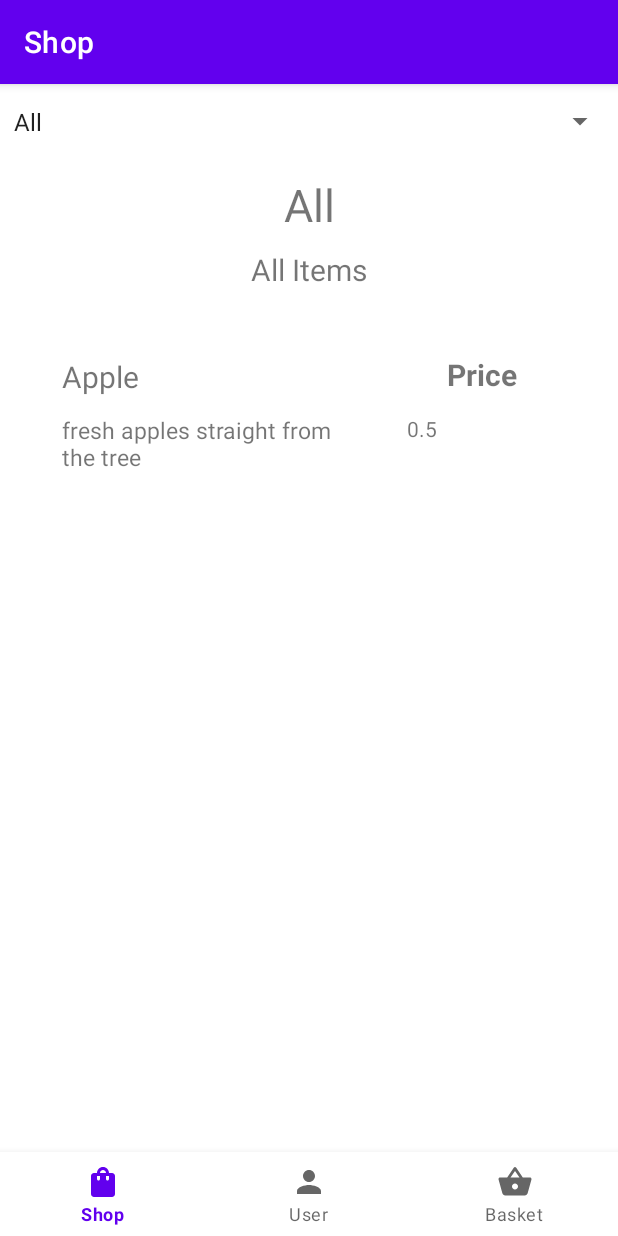
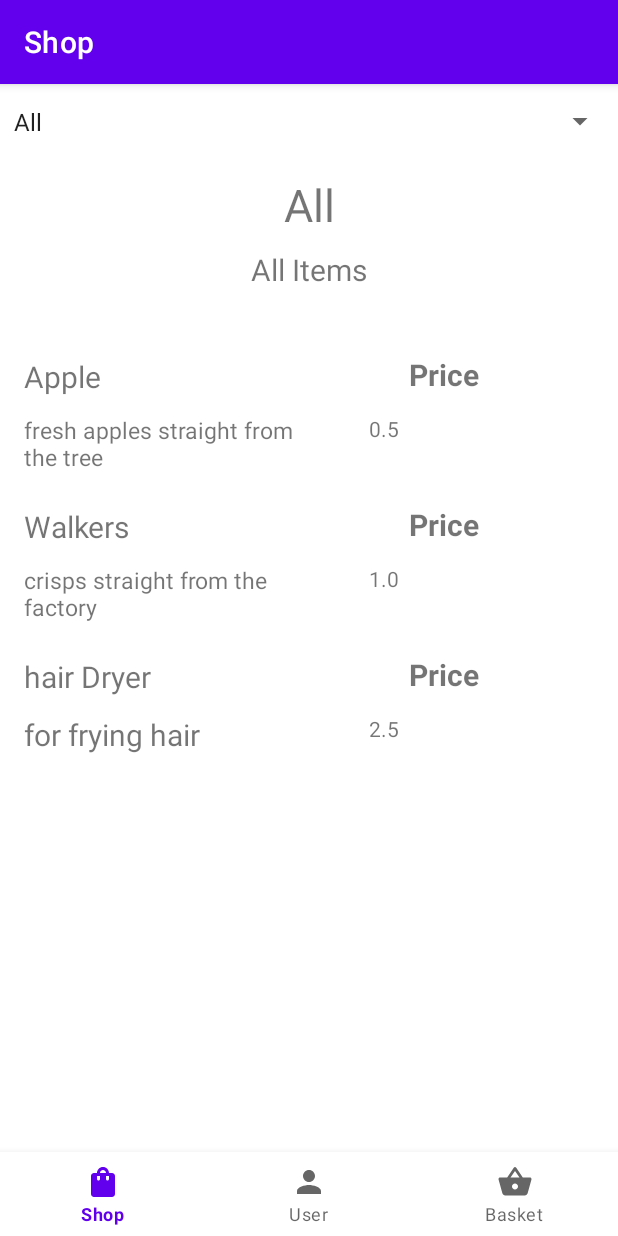
Before and after one commit to UpSideDownGitHub/MobileAppas2, an Android app: the ShopFragment screen opened through its navigation route, on a phone screen of 412 x 824 dp. Run offline under Robolectric (Android 15) with nearby library versions, the phone set to English and light mode, and no system bars; our stand-ins replace navigation-ui.

Commit message:
Fixed issue with recycler view

```diff
--- a/app/src/main/java/com/example/mobileappas2/ui/shop/ShopFragment.java
+++ b/app/src/main/java/com/example/mobileappas2/ui/shop/ShopFragment.java
@@ -122,17 +122,31 @@ public class ShopFragment extends Fragment{
         dbManager.open();
 
         // load the data from the database
-        Cursor cursor = dbManager.fetch(DBDefs.Product.TABLE_NAME,
+        Cursor cursor;
+        if (ID == 0)
+        {
+            // select all of the products
+            cursor = dbManager.fetch(DBDefs.Product.TABLE_NAME,
+                    new String[]{DBDefs.Product.C_PRODUCT_NAME, DBDefs.Product.C_PRODUCT_DESCRIPTION,
+                            DBDefs.Product.C_PRICE, DBDefs.Product.C_CATEGORY_ID},
+                    null, null, null, null, null, null);
+        }
+        else
+        {
+            // select a specific product
+            cursor = dbManager.fetch(DBDefs.Product.TABLE_NAME,
                     new String[]{DBDefs.Product.C_PRODUCT_NAME, DBDefs.Product.C_PRODUCT_DESCRIPTION,
                             DBDefs.Product.C_PRICE, DBDefs.Product.C_CATEGORY_ID},
                     DBDefs.Product.C_CATEGORY_ID + " like ?",
-                new String[]{"1"},
+                    new String[]{Integer.toString(ID)},
                     null, null, null, null);
+        }
 
         dbManager.close();
 
         // convert data in database to a usable list of strings
         ArrayList<Products> products = new ArrayList();
+        if (cursor.getCount() > 0) {
             do {
                 Products prod = new Products();
                 prod.setName(cursor.getString(cursor.getColumnIndexOrThrow(DBDefs.Product.C_PRODUCT_NAME)));
@@ -140,7 +154,8 @@ public class ShopFragment extends Fragment{
                 prod.setPrice(cursor.getFloat(cursor.getColumnIndexOrThrow(DBDefs.Product.C_PRICE)));
                 prod.setCategoryID(cursor.getInt(cursor.getColumnIndexOrThrow(DBDefs.Product.C_CATEGORY_ID)));
                 products.add(prod);
-        }while (cursor.moveToNext());
+            } while (cursor.moveToNext());
+        }
 
         // TODO: TAKE THE DATA FROM THE DATABASE AND GET ALL OF THE DATA FROM THE SELECTED
         // TODO: CATEGORY AND ADD IT TO THE RECYCLER VIEW
--- a/app/src/main/res/layout/shop_item_fragment.xml
+++ b/app/src/main/res/layout/shop_item_fragment.xml
@@ -2,16 +2,8 @@
 <androidx.constraintlayout.widget.ConstraintLayout xmlns:android="http://schemas.android.com/apk/res/android"
     xmlns:app="http://schemas.android.com/apk/res-auto"
     xmlns:tools="http://schemas.android.com/tools"
-    android:layout_width="match_parent"
-    android:layout_height="match_parent">
-
-    <androidx.constraintlayout.widget.ConstraintLayout
-        android:layout_width="350dp"
-        android:layout_height="100dp"
-        app:layout_constraintEnd_toEndOf="parent"
-        app:layout_constraintStart_toStartOf="parent"
-        app:layout_constraintTop_toTopOf="parent">
-
+    android:layout_width="350dp"
+    android:layout_height="100dp">
         <TextView
             android:id="@+id/title_ShopItem_Text"
             android:layout_width="200dp"
@@ -61,7 +53,4 @@
             android:textSize="14sp"
             app:layout_constraintEnd_toEndOf="parent"
             app:layout_constraintTop_toBottomOf="@+id/priceText_ShopItem_Text" />
-
-    </androidx.constraintlayout.widget.ConstraintLayout>
-
 </androidx.constraintlayout.widget.ConstraintLayout>
```
Lines whose indentation alone changed are shown as unchanged.
